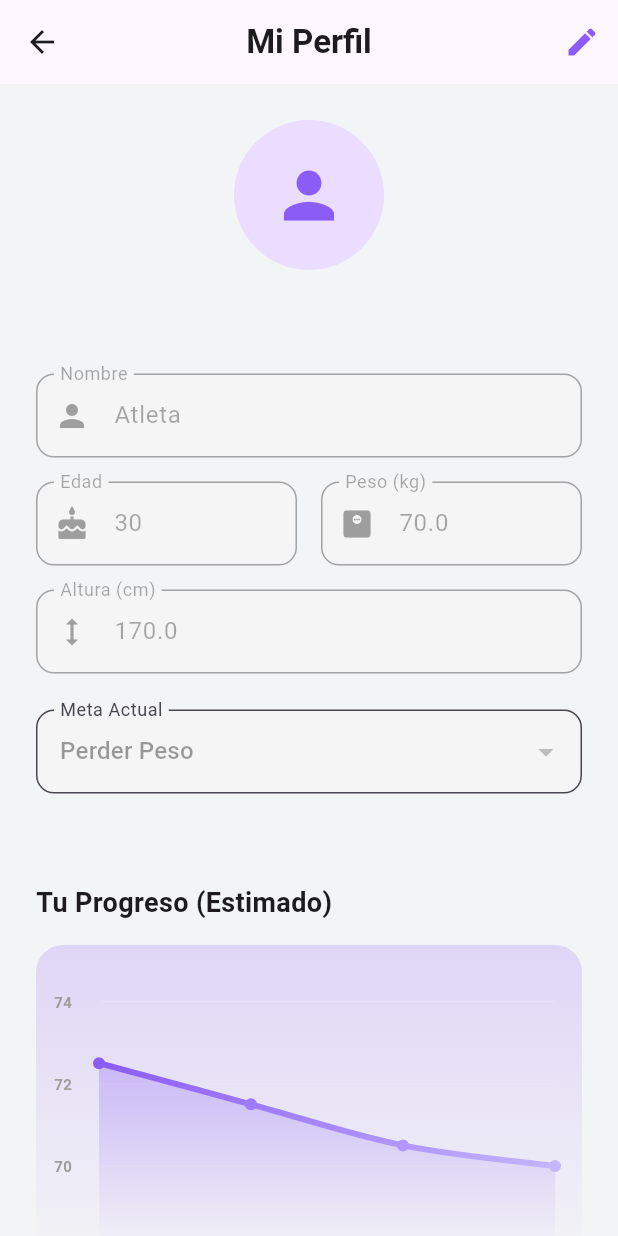
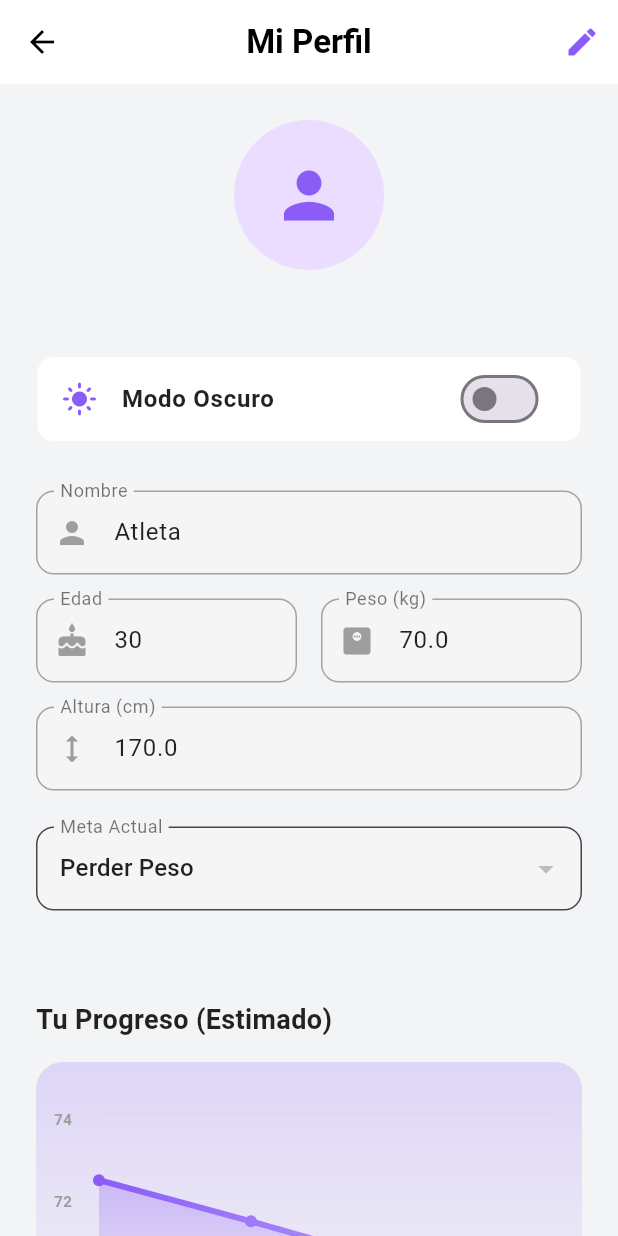
Before and after one commit to PABM25/bio_sync, a Flutter app: the ProfileScreen screen opened directly, on a phone screen of 412 x 824 dp. Run offline on Flutter 3.47's test engine with Material 3 defaults, Android fonts, the phone set to English and light mode, and no system bars; drawn by our look-alikes of fl_chart; our stand-ins replace cloud_firestore, firebase_auth, firebase_core, flutter_dotenv, google_generative_ai, shared_preferences; accounts and stored records are empty; network calls fail.

Commit message:
feat: Implement theme management with dark mode toggle and persistence.

```diff
--- /dev/null
+++ b/lib/presentation/providers/theme_provider.dart
@@ -0,0 +1,42 @@
+import 'package:flutter/material.dart';
+import 'package:shared_preferences/shared_preferences.dart';
+
+class ThemeProvider with ChangeNotifier {
+  // Por defecto usamos el tema del sistema o claro
+  ThemeMode _themeMode = ThemeMode.system;
+
+  ThemeMode get themeMode => _themeMode;
+
+  bool get isDarkMode {
+    if (_themeMode == ThemeMode.system) {
+      // Si es sistema, tendríamos que chequear el brillo de la plataforma,
+      // pero para simplificar el toggle, asumiremos false o verificaremos manual.
+      // Para el switch visual, es mejor manejar light/dark explícitos.
+      return false;
+    }
+    return _themeMode == ThemeMode.dark;
+  }
+
+  ThemeProvider() {
+    _loadTheme();
+  }
+
+  void toggleTheme(bool isDark) async {
+    _themeMode = isDark ? ThemeMode.dark : ThemeMode.light;
+    notifyListeners();
+
+    // Guardar preferencia
+    final prefs = await SharedPreferences.getInstance();
+    await prefs.setBool('isDarkMode', isDark);
+  }
+
+  Future<void> _loadTheme() async {
+    final prefs = await SharedPreferences.getInstance();
+    final isDark = prefs.getBool('isDarkMode');
+
+    if (isDark != null) {
+      _themeMode = isDark ? ThemeMode.dark : ThemeMode.light;
+      notifyListeners();
+    }
+  }
+}
--- a/lib/presentation/screens/profile_screen.dart
+++ b/lib/presentation/screens/profile_screen.dart
@@ -2,9 +2,10 @@
 import 'package:provider/provider.dart';
 import '../providers/auth_provider.dart';
 import '../providers/data_provider.dart';
+import '../providers/theme_provider.dart'; // <--- Importar ThemeProvider
 import '../../data/models/user.model.dart';
 import 'auth/login_screen.dart';
-import '../widgets/weight_chart.dart'; // <--- Importante
+import '../widgets/weight_chart.dart';
 
 class ProfileScreen extends StatefulWidget {
   const ProfileScreen({super.key});
@@ -53,6 +54,14 @@
   Widget build(BuildContext context) {
     final authProvider = Provider.of<AuthProvider>(context);
     final dataProvider = Provider.of<DataProvider>(context);
+    final themeProvider = Provider.of<ThemeProvider>(
+      context,
+    ); // <--- Provider de Tema
+
+    // Detectar si estamos en modo oscuro para ajustar colores locales si hace falta
+    final isDark = Theme.of(context).brightness == Brightness.dark;
+    final cardColor = isDark ? const Color(0xFF1E1E1E) : Colors.white;
+    final textColor = isDark ? Colors.white : Colors.black87;
 
     return Scaffold(
       appBar: AppBar(
@@ -85,14 +94,51 @@
               authProvider.user?.email ?? "usuario@biosync.com",
               style: TextStyle(color: Colors.grey[600]),
             ),
+
+            const SizedBox(height: 20),
+
+            // --- SWITCH DE MODO OSCURO ---
+            Container(
+              decoration: BoxDecoration(
+                color: cardColor,
+                borderRadius: BorderRadius.circular(12),
+                border: Border.all(color: Colors.grey.withOpacity(0.1)),
+              ),
+              child: SwitchListTile(
+                title: Text(
+                  "Modo Oscuro",
+                  style: TextStyle(
+                    color: textColor,
+                    fontWeight: FontWeight.bold,
+                  ),
+                ),
+                secondary: Icon(
+                  themeProvider.isDarkMode ? Icons.dark_mode : Icons.light_mode,
+                  color: const Color(0xFF8B5CF6),
+                ),
+                value: themeProvider.isDarkMode,
+                activeColor: const Color(0xFF8B5CF6),
+                onChanged: (val) {
+                  themeProvider.toggleTheme(val);
+                },
+              ),
+            ),
+
+            // -----------------------------
             const SizedBox(height: 32),
 
-            _buildField("Nombre", _nameController, Icons.person, false),
+            _buildField("Nombre", _nameController, Icons.person, false, isDark),
             const SizedBox(height: 16),
             Row(
               children: [
                 Expanded(
-                  child: _buildField("Edad", _ageController, Icons.cake, true),
+                  child: _buildField(
+                    "Edad",
+                    _ageController,
+                    Icons.cake,
+                    true,
+                    isDark,
+                  ),
                 ),
                 const SizedBox(width: 16),
                 Expanded(
@@ -101,15 +147,23 @@
                     _weightController,
                     Icons.monitor_weight,
                     true,
+                    isDark,
                   ),
                 ),
               ],
             ),
             const SizedBox(height: 16),
-            _buildField("Altura (cm)", _heightController, Icons.height, true),
+            _buildField(
+              "Altura (cm)",
+              _heightController,
+              Icons.height,
+              true,
+              isDark,
+            ),
             const SizedBox(height: 24),
 
             DropdownButtonFormField<String>(
+              dropdownColor: cardColor, // Fondo del menú desplegable
               value:
                   [
                     "Perder Peso",
@@ -118,37 +172,47 @@
                   ].contains(_selectedGoal)
                   ? _selectedGoal
                   : "Perder Peso",
-              items: [
-                "Perder Peso",
-                "Ganar Músculo",
-                "Mantenerme",
-              ].map((g) => DropdownMenuItem(value: g, child: Text(g))).toList(),
+              items: ["Perder Peso", "Ganar Músculo", "Mantenerme"]
+                  .map(
+                    (g) => DropdownMenuItem(
+                      value: g,
+                      child: Text(g, style: TextStyle(color: textColor)),
+                    ),
+                  )
+                  .toList(),
               onChanged: _isEditing
                   ? (val) => setState(() => _selectedGoal = val!)
                   : null,
               decoration: InputDecoration(
                 labelText: "Meta Actual",
+                labelStyle: TextStyle(
+                  color: isDark ? Colors.grey : Colors.black54,
+                ),
                 border: OutlineInputBorder(
                   borderRadius: BorderRadius.circular(12),
                 ),
                 filled: true,
-                fillColor: _isEditing ? Colors.white : Colors.grey[100],
+                fillColor: _isEditing
+                    ? (isDark ? const Color(0xFF2C2C2C) : Colors.white)
+                    : (isDark ? const Color(0xFF121212) : Colors.grey[100]),
               ),
             ),
 
             const SizedBox(height: 30),
 
-            // --- TARJETA DE CALORÍAS (Ya implementada) ---
+            // --- TARJETA DE CALORÍAS ---
             if (authProvider.userProfile != null)
               Container(
                 width: double.infinity,
                 padding: const EdgeInsets.all(20),
                 decoration: BoxDecoration(
                   gradient: LinearGradient(
-                    colors: [
-                      const Color(0xFF8B5CF6).withOpacity(0.1),
-                      Colors.white,
-                    ],
+                    colors: isDark
+                        ? [const Color(0xFF2C2C2C), const Color(0xFF1E1E1E)]
+                        : [
+                            const Color(0xFF8B5CF6).withOpacity(0.1),
+                            Colors.white,
+                          ],
                     begin: Alignment.topLeft,
                     end: Alignment.bottomRight,
                   ),
@@ -159,17 +223,20 @@
                 ),
                 child: Column(
                   children: [
-                    const Row(
+                    Row(
                       mainAxisAlignment: MainAxisAlignment.center,
                       children: [
-                        Icon(Icons.local_fire_department, color: Colors.orange),
-                        SizedBox(width: 8),
+                        const Icon(
+                          Icons.local_fire_department,
+                          color: Colors.orange,
+                        ),
+                        const SizedBox(width: 8),
                         Text(
                           "Tu Meta Diaria Calculada",
                           style: TextStyle(
                             fontSize: 16,
                             fontWeight: FontWeight.w600,
-                            color: Colors.black87,
+                            color: textColor,
                           ),
                         ),
                       ],
@@ -193,19 +260,22 @@
                 ),
               ),
 
-            // --- NUEVO: GRÁFICO DE PESO ---
+            // --- GRÁFICO DE PESO ---
             const SizedBox(height: 30),
-            const Align(
+            Align(
               alignment: Alignment.centerLeft,
               child: Text(
                 "Tu Progreso (Estimado)",
-                style: TextStyle(fontSize: 18, fontWeight: FontWeight.bold),
+                style: TextStyle(
+                  fontSize: 18,
+                  fontWeight: FontWeight.bold,
+                  color: textColor,
+                ),
               ),
             ),
             const SizedBox(height: 15),
             WeightChart(
               weightHistory: [
-                // Simulamos datos históricos para ver el gráfico
                 (authProvider.userProfile?.weight ?? 70) + 2.5,
                 (authProvider.userProfile?.weight ?? 70) + 1.5,
                 (authProvider.userProfile?.weight ?? 70) + 0.5,
@@ -213,7 +283,6 @@
               ],
             ),
 
-            // -------------------------------------------
             const SizedBox(height: 40),
             if (_isLoading) const CircularProgressIndicator(),
 
@@ -253,27 +322,34 @@
     TextEditingController ctrl,
     IconData icon,
     bool isNum,
+    bool isDark,
   ) {
     return TextField(
       controller: ctrl,
       enabled: _isEditing,
       keyboardType: isNum ? TextInputType.number : TextInputType.text,
+      style: TextStyle(color: isDark ? Colors.white : Colors.black87),
       decoration: InputDecoration(
         labelText: label,
+        labelStyle: TextStyle(color: isDark ? Colors.grey : Colors.black54),
         prefixIcon: Icon(
           icon,
           color: _isEditing ? const Color(0xFF8B5CF6) : Colors.grey,
         ),
         border: OutlineInputBorder(borderRadius: BorderRadius.circular(12)),
         filled: true,
-        fillColor: _isEditing ? Colors.white : Colors.grey[100],
+        fillColor: _isEditing
+            ? (isDark ? const Color(0xFF2C2C2C) : Colors.white)
+            : (isDark ? const Color(0xFF121212) : Colors.grey[100]),
       ),
     );
   }
 
   void _toggleEdit(AuthProvider auth, DataProvider data) async {
+    // ... (El código de guardado sigue igual)
     if (_isEditing) {
       setState(() => _isLoading = true);
+      // ... lógica de guardado ...
       final newProfile = UserProfile(
         id: auth.user?.uid ?? '',
         email: auth.user?.email ?? '',
@@ -294,7 +370,7 @@
         newProfile.level,
         newProfile.age,
       );
-
+      // ...
       setState(() => _isLoading = false);
       if (mounted) {
         ScaffoldMessenger.of(
```
Also changed, not shown: lib/main.dart (+60 -9 lines).
